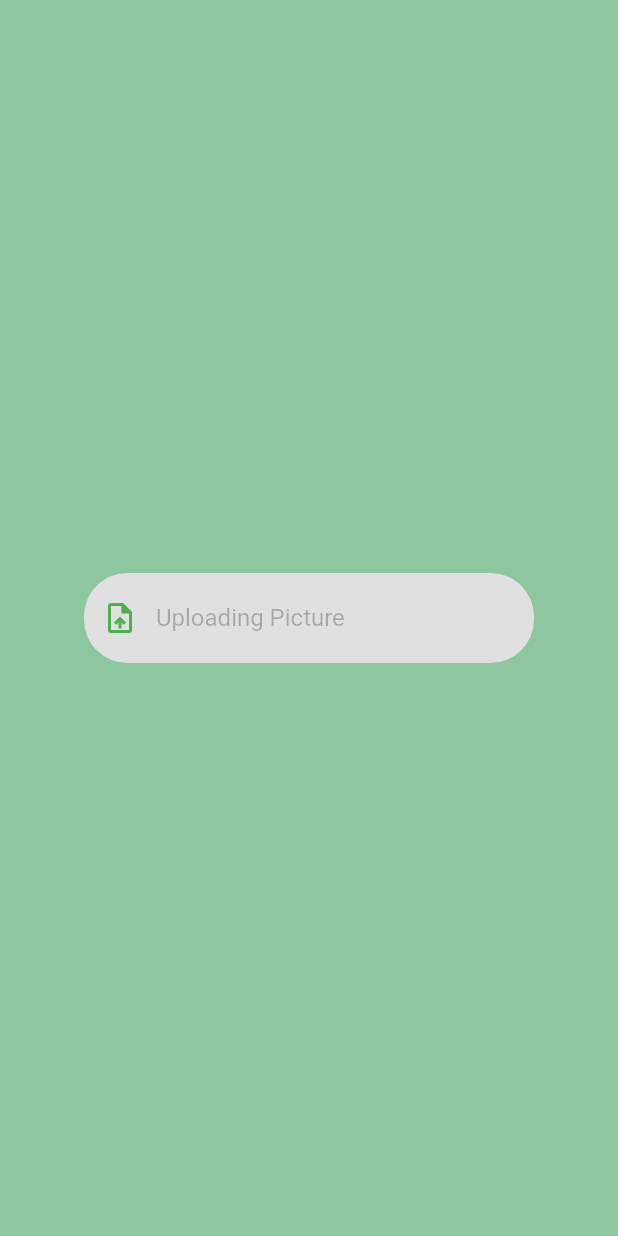
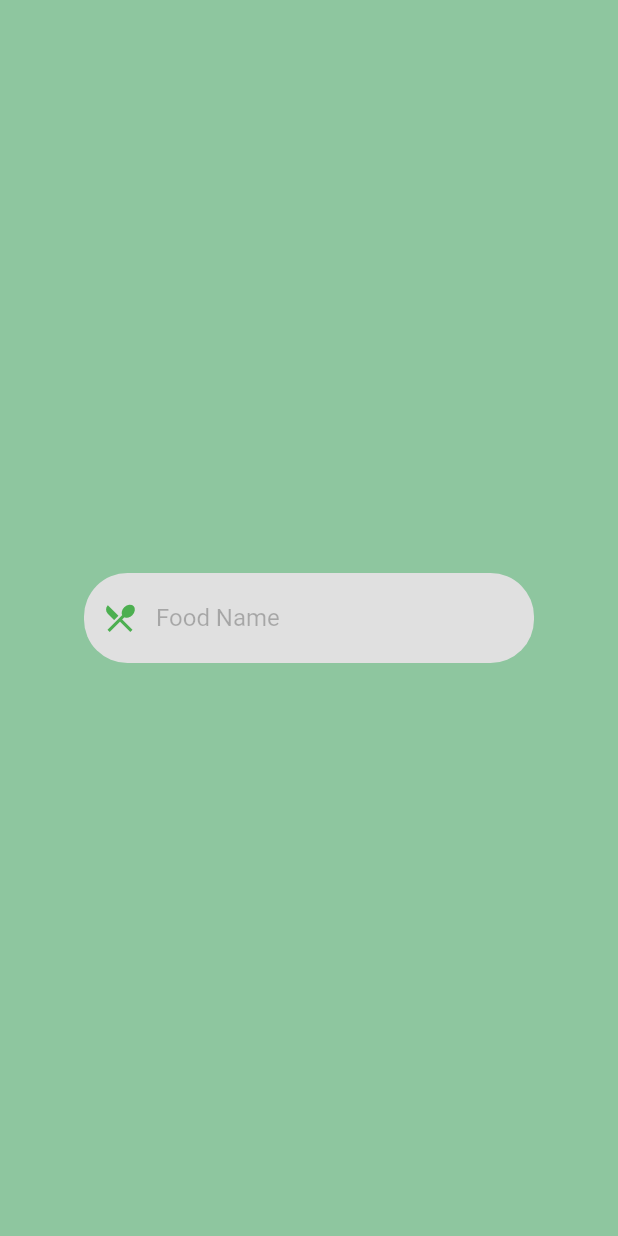
Before and after one commit to ferhatosanoglu/Karatay, a Flutter app: the screen it shows after launch, on a phone screen of 412 x 824 dp. Run offline on Flutter 3.47's test engine with Material 2 defaults, Android fonts, the light colour scheme and no system bars; our stand-ins replace flutter_neumorphic, font_awesome_flutter.

Commit message:
feat : creating add food page

```diff
--- a/lib/pages/AddFood.dart
+++ b/lib/pages/AddFood.dart
@@ -35,10 +35,10 @@ class _AddFoodState extends State<AddFood> {
                   ),
                   decoration: InputDecoration(
                     border: InputBorder.none,
-                    hintText: "Uploading Picture",
+                    hintText: "Food Name",
                     hintStyle: TextStyle(color: Colors.black26),
                     contentPadding: EdgeInsets.only(top: 14, left: 0),
-                    prefixIcon: Icon(Icons.upload_file, color: Colors.green),
+                    prefixIcon: Icon(Icons.local_dining, color: Colors.green),
                   ),
                 ),
               ),
```
